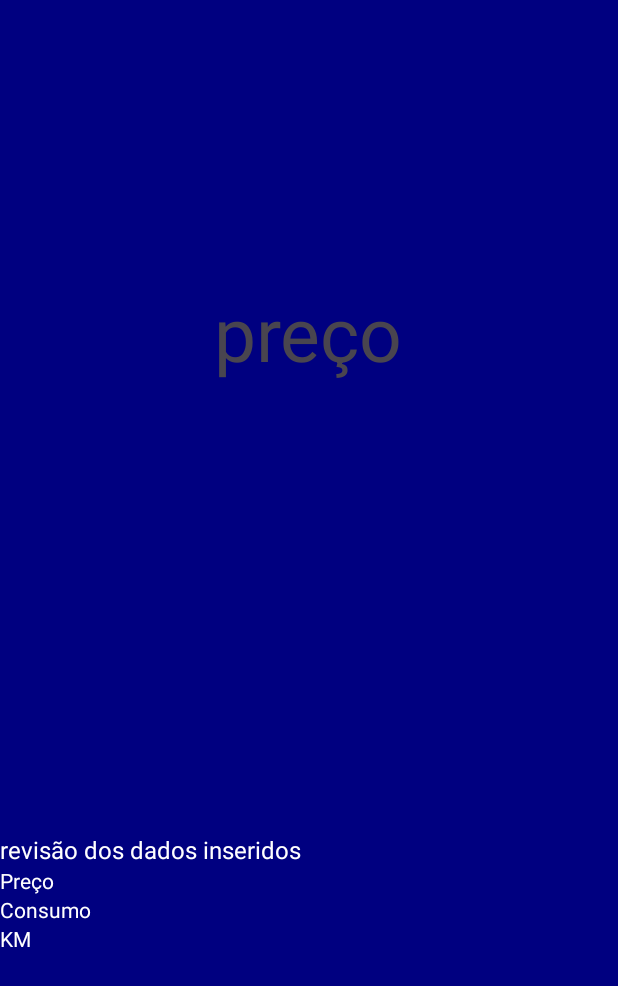
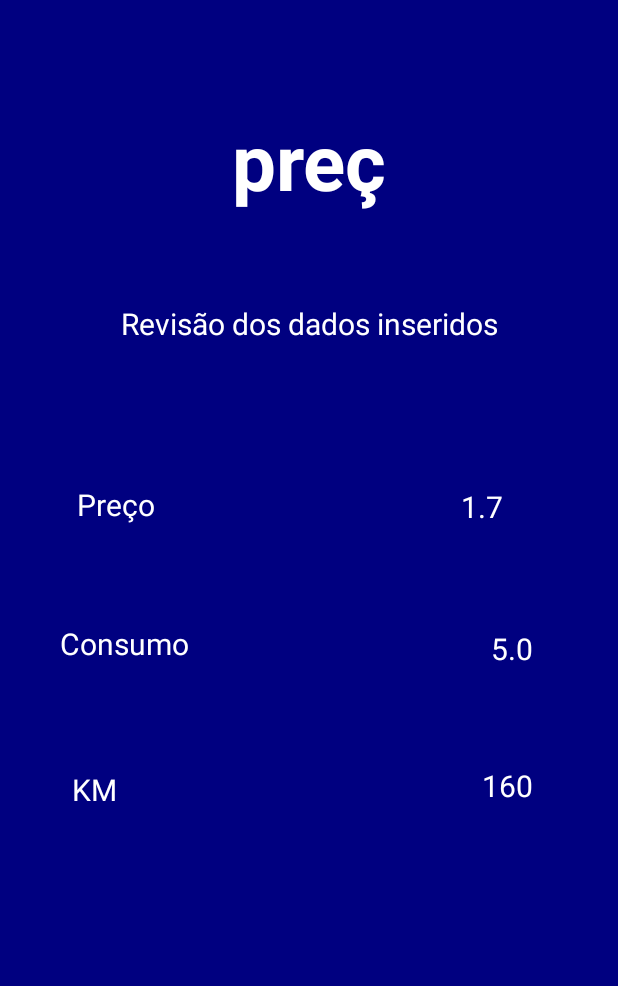
Before and after one commit to XXMarcosSSantos/fuel_calculato, an Android app: the layout activity_resultado_final.xml on its own in the app's theme, with its tools: preview values and no code run, on a phone screen of 412 x 824 dp. Shown: the top 986 px of the screen. Run offline under Robolectric (Android 15) with nearby library versions, the phone set to English and light mode, and no system bars.

Commit message:
Resultado final calculadora de combustivel

```diff
--- a/app/src/main/java/com/projeto/fuel_calculator/Activity_resultado_final.kt
+++ b/app/src/main/java/com/projeto/fuel_calculator/Activity_resultado_final.kt
@@ -1,6 +1,7 @@
 package com.projeto.fuel_calculator
 
 import android.os.Bundle
+import android.widget.TextView
 import androidx.activity.enableEdgeToEdge
 import androidx.appcompat.app.AppCompatActivity
 import androidx.core.view.ViewCompat
@@ -11,10 +12,22 @@ class Activity_resultado_final : AppCompatActivity() {
         super.onCreate(savedInstanceState)
         enableEdgeToEdge()
         setContentView(R.layout.activity_resultado_final)
-        ViewCompat.setOnApplyWindowInsetsListener(findViewById(R.id.main)) { v, insets ->
-            val systemBars = insets.getInsets(WindowInsetsCompat.Type.systemBars())
-            v.setPadding(systemBars.left, systemBars.top, systemBars.right, systemBars.bottom)
-            insets
-        }
+
+        val preco = intent.getFloatExtra(KEY_PRECO,0f)
+        val consumo = intent.getFloatExtra(KEY_CONSUMO,0f)
+        val destino = intent.getFloatExtra(KEY_DESTINO,0f)
+        val resultadoFinal = (destino/consumo) * preco
+
+        val tvpreco = findViewById<TextView>(R.id.tv_preco_result)
+        val tvconsumo = findViewById<TextView>(R.id.tv_consumo_result)
+        val tvdestino = findViewById<TextView>(R.id.tv_km_result)
+        val tvresultado = findViewById<TextView>(R.id.tv_resultado)
+
+
+        tvpreco.text = preco.toString()
+        tvresultado.text = resultadoFinal.toString()
+        tvconsumo.text = consumo.toString()
+        tvdestino.text = destino.toString()
+
     }
 }
--- a/app/src/main/res/layout/activity_resultado_final.xml
+++ b/app/src/main/res/layout/activity_resultado_final.xml
@@ -1,58 +1,124 @@
 <?xml version="1.0" encoding="utf-8"?>
-<LinearLayout xmlns:android="http://schemas.android.com/apk/res/android"
+<androidx.constraintlayout.widget.ConstraintLayout xmlns:android="http://schemas.android.com/apk/res/android"
     xmlns:app="http://schemas.android.com/apk/res-auto"
     xmlns:tools="http://schemas.android.com/tools"
     android:id="@+id/main"
     android:layout_width="match_parent"
     android:layout_height="match_parent"
     android:orientation="vertical"
-    android:gravity="center"
     android:background="@color/naval"
     tools:context=".Activity_resultado_final">
 
     <TextView
         android:id="@+id/tv_resultado"
-        android:layout_width="wrap_content"
-        android:layout_height="wrap_content"
+        android:layout_width="199dp"
+        android:layout_height="70dp"
+        android:layout_marginTop="72dp"
         android:text="preço"
-        android:layout_marginBottom="300dp"
-        android:textSize="50dp"
-        />
+        android:textColor="@color/white"
+        android:textSize="52dp"
+        android:textStyle="bold"
+        android:gravity="center"
+        android:maxLength="4"
+        app:layout_constraintEnd_toEndOf="parent"
+        app:layout_constraintStart_toStartOf="parent"
+        app:layout_constraintTop_toTopOf="parent" />
 
     <TextView
         android:id="@+id/tv_label_revisao"
         android:layout_width="wrap_content"
         android:layout_height="wrap_content"
         android:layout_gravity="clip_horizontal"
-        android:text="revisão dos dados inseridos"
+        android:layout_marginTop="60dp"
+        android:text="Revisão dos dados inseridos"
         android:textColor="@color/white"
-        android:textSize="16dp" />
+        android:textSize="20dp"
+        android:gravity="center"
+        app:layout_constraintEnd_toEndOf="@+id/tv_resultado"
+        app:layout_constraintStart_toStartOf="@+id/tv_resultado"
+        app:layout_constraintTop_toBottomOf="@+id/tv_resultado" />
 
     <TextView
         android:id="@+id/tv_label_preco"
-        android:layout_width="wrap_content"
-        android:layout_height="wrap_content"
+        android:layout_width="81dp"
+        android:layout_height="30dp"
+        android:layout_gravity="clip_horizontal"
+        android:layout_marginTop="92dp"
         android:text="Preço"
-        android:layout_gravity="clip_horizontal"
         android:textColor="@color/white"
-        />
+        android:textSize="20dp"
+        android:gravity="center"
+        app:layout_constraintEnd_toEndOf="parent"
+        app:layout_constraintHorizontal_bias="0.109"
+        app:layout_constraintStart_toStartOf="parent"
+        app:layout_constraintTop_toBottomOf="@+id/tv_label_revisao" />
 
     <TextView
         android:id="@+id/tv_label_consumo"
-        android:layout_width="wrap_content"
-        android:layout_height="wrap_content"
+        android:layout_width="90dp"
+        android:layout_height="33dp"
+        android:layout_gravity="clip_horizontal"
+        android:layout_marginStart="4dp"
+        android:layout_marginTop="64dp"
         android:text="Consumo"
         android:textColor="@color/white"
-        android:layout_gravity="clip_horizontal"
-        />
+        android:textSize="20dp"
+        app:layout_constraintStart_toStartOf="@+id/tv_label_preco"
+        app:layout_constraintTop_toBottomOf="@+id/tv_label_preco" />
 
     <TextView
         android:id="@+id/tv_label_km"
+        android:layout_width="37dp"
+        android:layout_height="25dp"
+        android:layout_gravity="clip_horizontal"
+        android:layout_marginStart="4dp"
+        android:layout_marginTop="64dp"
+        android:text="KM"
+        android:textColor="@color/white"
+        android:textSize="20dp"
+        android:gravity="center"
+        app:layout_constraintStart_toStartOf="@+id/tv_label_consumo"
+        app:layout_constraintTop_toBottomOf="@+id/tv_label_consumo" />
+
+    <TextView
+        android:id="@+id/tv_preco_result"
+        android:layout_width="67dp"
+        android:layout_height="33dp"
+        android:layout_marginTop="92dp"
+        android:gravity="center"
+        android:textColor="@color/white"
+        android:textSize="20dp"
+        app:layout_constraintEnd_toEndOf="parent"
+        app:layout_constraintHorizontal_bias="0.75"
+        app:layout_constraintStart_toEndOf="@+id/tv_label_preco"
+        app:layout_constraintTop_toBottomOf="@+id/tv_label_revisao"
+        tools:text="1.7" />
+
+    <TextView
+        android:id="@+id/tv_consumo_result"
         android:layout_width="wrap_content"
         android:layout_height="wrap_content"
-        android:text="KM"
-        android:layout_gravity="clip_horizontal"
+        android:layout_marginStart="172dp"
+        android:layout_marginTop="64dp"
         android:textColor="@color/white"
+        android:textSize="20dp"
+        app:layout_constraintEnd_toEndOf="@+id/tv_preco_result"
+        app:layout_constraintHorizontal_bias="1.0"
+        app:layout_constraintStart_toEndOf="@+id/tv_label_consumo"
+        app:layout_constraintTop_toBottomOf="@+id/tv_preco_result"
+        tools:text="5.0" />
 
-        />
-</LinearLayout>
+    <TextView
+        android:id="@+id/tv_km_result"
+        android:layout_width="wrap_content"
+        android:layout_height="wrap_content"
+        android:layout_marginStart="212dp"
+        android:layout_marginTop="64dp"
+        android:textColor="@color/white"
+        android:textSize="20dp"
+        app:layout_constraintEnd_toEndOf="@+id/tv_consumo_result"
+        app:layout_constraintHorizontal_bias="1.0"
+        app:layout_constraintStart_toEndOf="@+id/tv_label_km"
+        app:layout_constraintTop_toBottomOf="@+id/tv_consumo_result"
+        tools:text="160" />
+</androidx.constraintlayout.widget.ConstraintLayout>
```
